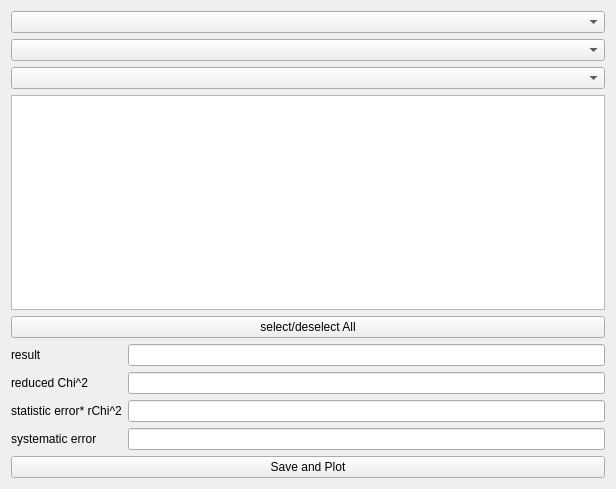
Qt form PolliFit/source/Gui/Ui_Averager.ui (lasersphere/Tilda) before a commit.
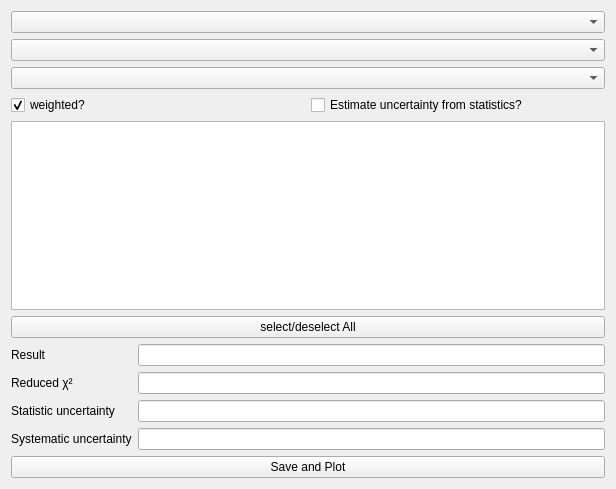
The same form after that commit.

```diff
--- a/PolliFit/source/Gui/Ui_Averager.ui
+++ b/PolliFit/source/Gui/Ui_Averager.ui
@@ -23,6 +23,30 @@
    <item>
     <widget class="QComboBox" name="parameter"/>
    </item>
+   <item>
+    <layout class="QHBoxLayout" name="horizontalLayout">
+     <item>
+      <widget class="QCheckBox" name="cWeighted">
+       <property name="text">
+        <string>weighted?</string>
+       </property>
+       <property name="checked">
+        <bool>true</bool>
+       </property>
+      </widget>
+     </item>
+     <item>
+      <widget class="QCheckBox" name="cEstimated">
+       <property name="text">
+        <string>Estimate uncertainty from statistics?</string>
+       </property>
+       <property name="checked">
+        <bool>false</bool>
+       </property>
+      </widget>
+     </item>
+    </layout>
+   </item>
    <item>
     <widget class="QListWidget" name="fileList">
      <property name="selectionMode">
@@ -42,7 +66,7 @@
      <item row="0" column="0">
       <widget class="QLabel" name="label_4">
        <property name="text">
-        <string>result</string>
+        <string>Result</string>
        </property>
        <property name="wordWrap">
         <bool>true</bool>
@@ -59,7 +83,7 @@
      <item row="1" column="0">
       <widget class="QLabel" name="label">
        <property name="text">
-        <string>reduced Chi^2</string>
+        <string>Reduced &lt;nobr&gt;&amp;chi;&amp;sup2;&lt;/nobr&gt;</string>
        </property>
        <property name="wordWrap">
         <bool>true</bool>
@@ -76,7 +100,7 @@
      <item row="2" column="0">
       <widget class="QLabel" name="label_2">
        <property name="text">
-        <string>statistic error* rChi^2</string>
+        <string>Statistic uncertainty</string>
        </property>
        <property name="wordWrap">
         <bool>true</bool>
@@ -93,7 +117,7 @@
      <item row="3" column="0">
       <widget class="QLabel" name="label_3">
        <property name="text">
-        <string>systematic error</string>
+        <string>Systematic uncertainty</string>
        </property>
        <property name="wordWrap">
         <bool>true</bool>
```
Left out of the diff: 42 changed lines with no effect on the pictures.
